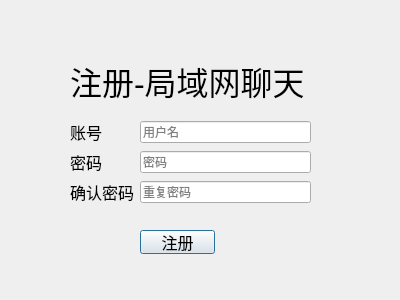
Old version of the form Client/register.ui in the repository Godtokoo666/projectz.
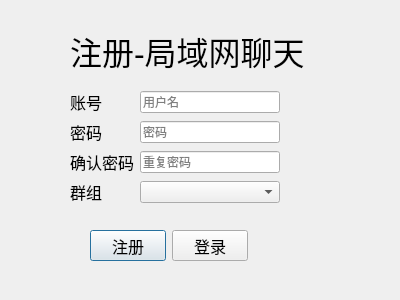
New version of the form.

Diff of the .ui file:
```diff
--- a/Client/register.ui
+++ b/Client/register.ui
@@ -35,7 +35,7 @@
    <property name="geometry">
     <rect>
      <x>70</x>
-     <y>50</y>
+     <y>20</y>
      <width>301</width>
      <height>61</height>
     </rect>
@@ -49,15 +49,18 @@
     <string>注册-局域网聊天</string>
    </property>
   </widget>
-  <widget class="QPushButton" name="pushButton">
+  <widget class="QWidget" name="">
    <property name="geometry">
     <rect>
-     <x>140</x>
+     <x>90</x>
      <y>230</y>
-     <width>75</width>
-     <height>24</height>
+     <width>158</width>
+     <height>31</height>
     </rect>
    </property>
+   <layout class="QHBoxLayout" name="horizontalLayout_4">
+    <item>
+     <widget class="QPushButton" name="pushButton_register">
    <property name="font">
     <font>
      <pointsize>12</pointsize>
@@ -67,15 +70,32 @@
     <string>注册</string>
    </property>
   </widget>
-  <widget class="QWidget" name="layoutWidget">
+    </item>
+    <item>
+     <widget class="QPushButton" name="pushButton_login">
+      <property name="font">
+       <font>
+        <pointsize>12</pointsize>
+       </font>
+      </property>
+      <property name="text">
+       <string>登录</string>
+      </property>
+     </widget>
+    </item>
+   </layout>
+  </widget>
+  <widget class="QWidget" name="">
    <property name="geometry">
     <rect>
      <x>70</x>
-     <y>120</y>
-     <width>241</width>
-     <height>85</height>
+     <y>90</y>
+     <width>210</width>
+     <height>116</height>
     </rect>
    </property>
+   <layout class="QVBoxLayout" name="verticalLayout_3">
+    <item>
    <layout class="QVBoxLayout" name="verticalLayout_2">
     <item>
      <layout class="QVBoxLayout" name="verticalLayout">
@@ -129,7 +149,10 @@
          </widget>
         </item>
         <item>
-         <widget class="QLineEdit" name="lineEdit_2">
+           <widget class="QLineEdit" name="lineEdit_password">
+            <property name="echoMode">
+             <enum>QLineEdit::Password</enum>
+            </property>
           <property name="placeholderText">
            <string>密码</string>
           </property>
@@ -154,11 +177,41 @@
        </widget>
       </item>
       <item>
-       <widget class="QLineEdit" name="lineEdit_3">
+         <widget class="QLineEdit" name="lineEdit_repassword">
+          <property name="echoMode">
+           <enum>QLineEdit::Password</enum>
+          </property>
         <property name="placeholderText">
          <string>重复密码</string>
         </property>
        </widget>
+        </item>
+       </layout>
+      </item>
+     </layout>
+    </item>
+    <item>
+     <layout class="QHBoxLayout" name="horizontalLayout_5">
+      <item>
+       <widget class="QLabel" name="label_5">
+        <property name="maximumSize">
+         <size>
+          <width>64</width>
+          <height>16777215</height>
+         </size>
+        </property>
+        <property name="font">
+         <font>
+          <pointsize>12</pointsize>
+         </font>
+        </property>
+        <property name="text">
+         <string>群组</string>
+        </property>
+       </widget>
+      </item>
+      <item>
+       <widget class="QComboBox" name="comboBox_grouplist"/>
       </item>
      </layout>
     </item>
```
Left out of the diff: 2 changed lines with no effect on the pictures. Lines whose indentation alone changed are shown as unchanged.
